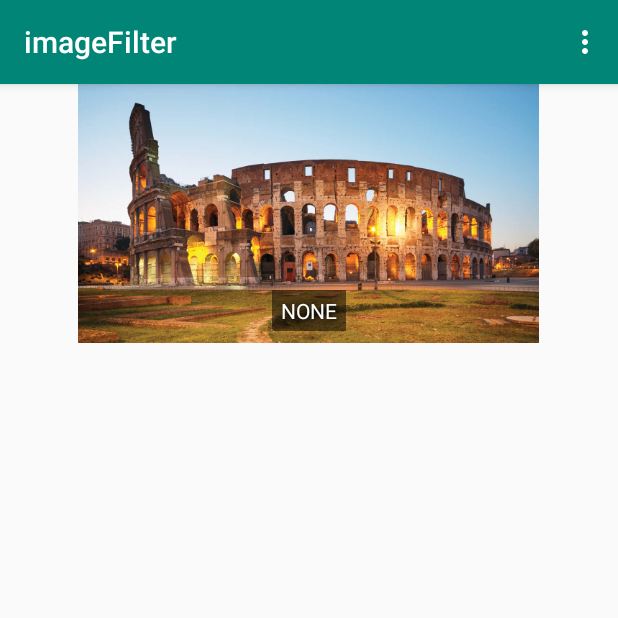
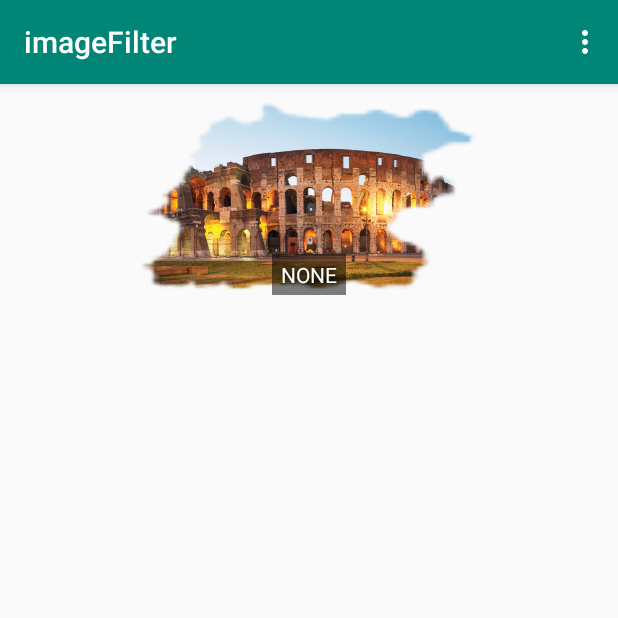
Before and after one commit to wltn0029/imageFilter, an Android app: the screen it shows after launch (MainActivity), on a phone screen of 412 x 824 dp, the top half of it. Run offline under Robolectric (Android 15) with nearby library versions, the phone set to English and light mode, and no system bars; libraries missing offline, so code that uses them is left out: hu.don.easylut; 39 statements that could not run were skipped.

```diff
--- a/app/src/main/java/com/example/q/imagefilter/MainActivity.java
+++ b/app/src/main/java/com/example/q/imagefilter/MainActivity.java
@@ -3,6 +3,10 @@ package com.example.q.imagefilter;
 import android.content.res.Resources;
 import android.graphics.Bitmap;
 import android.graphics.BitmapFactory;
+import android.graphics.Canvas;
+import android.graphics.Paint;
+import android.graphics.PorterDuff;
+import android.graphics.PorterDuffXfermode;
 import android.os.AsyncTask;
 import android.os.Bundle;
 import android.support.annotation.DrawableRes;
@@ -169,17 +173,32 @@ public class MainActivity extends AppCompatActivity implements FilterAdapter.OnF
 
             @Override
             protected void onPreExecute() {
+                Log.d("***check","preexecute for setimage");
                 setBusy(true, true);
                 start = System.nanoTime();
             }
 
             @Override
             protected Bitmap[] doInBackground(Bitmap... bitmaps) {
+                Log.d("***check","background job for setimage");
                 Bitmap bitmap1 = bitmaps[0];
                 if (bitmap1 == null) {
                     bitmap1 = BitmapFactory.decodeResource(getResources(), resource);
                 }
-                Bitmap bitmap2 = bitmap1;
+                Bitmap original = BitmapFactory.decodeResource(getResources(),resource);
+                Bitmap mask = BitmapFactory.decodeResource(getResources(),R.drawable.mask);
+                int intWidth = original.getWidth();
+                int intHeight = original.getHeight();
+                Bitmap resultMaskBitmap = Bitmap.createBitmap(intWidth,intHeight,Bitmap.Config.ARGB_8888);
+                Bitmap getMaskBitmap = Bitmap.createScaledBitmap(mask,intWidth,intHeight,true);
+                Canvas mCanvas = new Canvas(resultMaskBitmap);
+                Paint paint = new Paint(Paint.ANTI_ALIAS_FLAG);
+                paint.setXfermode(new PorterDuffXfermode(PorterDuff.Mode.DST_IN));
+                mCanvas.drawBitmap(original, 0, 0, null);
+                mCanvas.drawBitmap(getMaskBitmap, 0, 0, paint);
+                paint.setXfermode(null);
+                bitmap1 =  resultMaskBitmap;
+                Bitmap bitmap2 = resultMaskBitmap;
                 publishProgress(bitmap1);
                 if (bitmap1 != null && !fullRes) {
                     int measuredHeight = ivImage.getMeasuredHeight();
@@ -202,11 +221,13 @@ public class MainActivity extends AppCompatActivity implements FilterAdapter.OnF
 
             @Override
             protected void onProgressUpdate(Bitmap... bitmaps) {
+                Log.d("***check","progressupdate for setimage");
                 ivImage.setImageBitmap(bitmaps[0]);
             }
 
             @Override
             protected void onPostExecute(Bitmap[] bitmap) {
+                Log.d("***check","postexecute for setimage");
                 originalBitmap = bitmap[0];
                 filterBitmap = bitmap[1];
                 ivImage.setImageBitmap(filterBitmap);
@@ -232,12 +253,18 @@ public class MainActivity extends AppCompatActivity implements FilterAdapter.OnF
 
             @Override
             protected void onPreExecute() {
+                Log.d("***check","preexecute for filterclicked");
                 setBusy(true, false);
                 start = System.nanoTime();
             }
 
             @Override
             protected Bitmap doInBackground(Void... voids) {
+
+                Log.d("***check","background job for filterclicked");
+
+//                Bitmap bitmap2 = resultMaskBitmap;
+//                publishProgress(bitmap1);
                 if (lastFilterSelection == null || filterBitmap == null) {
                     return filterBitmap;
                 }
@@ -255,7 +282,24 @@ public class MainActivity extends AppCompatActivity implements FilterAdapter.OnF
 
             @Override
             protected void onPostExecute(Bitmap bitmap) {
+
+                Log.d("***check","post execute for filterclicked");
+                Log.d("***check","bitmap :"+ bitmap.toString());
+                Log.d("***check","filteredbitmap : "+filterBitmap.toString() );
+                Bitmap mask = BitmapFactory.decodeResource(getResources(),R.drawable.mask);
+                int intWidth = bitmap.getWidth();
+                int intHeight = bitmap.getHeight();
+                Bitmap resultMaskBitmap = Bitmap.createBitmap(intWidth,intHeight,Bitmap.Config.ARGB_8888);
+                Bitmap getMaskBitmap = Bitmap.createScaledBitmap(mask,intWidth,intHeight,true);
+                Canvas mCanvas = new Canvas(resultMaskBitmap);
+                Paint paint = new Paint(Paint.ANTI_ALIAS_FLAG);
+                paint.setXfermode(new PorterDuffXfermode(PorterDuff.Mode.DST_IN));
+                mCanvas.drawBitmap(bitmap, 0, 0, null);
+                mCanvas.drawBitmap(getMaskBitmap, 0, 0, paint);
+                paint.setXfermode(null);
+                bitmap =  resultMaskBitmap;
                 ivImage.setImageBitmap(bitmap);
+
                 setBusy(false, false);
                 if (bitmap == null) {
                     Log.d(TAG, String.format("processing bitmap failed in %.2fms", (System.nanoTime() - start) / 1e6f));
--- a/app/src/main/res/layout/activity_main.xml
+++ b/app/src/main/res/layout/activity_main.xml
@@ -14,11 +14,11 @@
 
         <ImageView
             android:id="@+id/iv_image2"
-            android:layout_width="307dp"
-            android:layout_gravity="center"
+            android:layout_width="265dp"
             android:layout_height="match_parent"
             android:layout_alignParentStart="true"
             android:layout_alignParentTop="true"
+            android:layout_gravity="center"
             android:layout_marginStart="0dp"
             android:layout_marginTop="0dp"
             android:adjustViewBounds="true"
```
